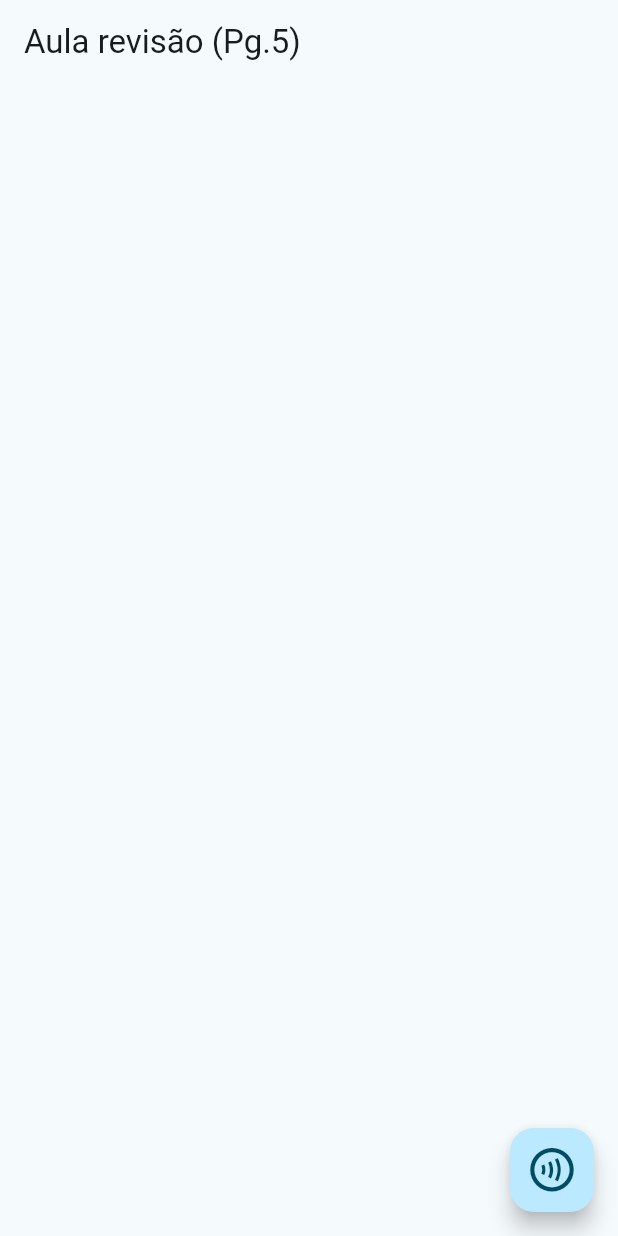
After one commit to mucasantos/flutter_pet_adopt, a Flutter app: the screen it shows after launch, on a phone screen of 412 x 824 dp. The commit adds this screen. Run offline on Flutter 3.47's test engine with Material 3 defaults, Android fonts, the phone set to English and light mode, and no system bars; our stand-ins replace carousel_slider.

Commit message:
aula de revisao sobre http connect e atualizar a tela com setstate

```diff
--- a/lib/main.dart
+++ b/lib/main.dart
@@ -1,6 +1,7 @@
 import 'package:flutter/material.dart';
 import 'package:flutter_pet_adopt/services/constants.dart';
 import 'package:flutter_pet_adopt/view/login_screen.dart';
+import 'package:flutter_pet_adopt/view/revisao/review_apicall.dart';
 
 void main() {
   runApp(const MyApp());
@@ -26,7 +27,7 @@ class MyApp extends StatelessWidget {
         useMaterial3: true,
         splashFactory: NoSplash.splashFactory,
       ),
-      home:  LoginScreen(),
+      home:  const ReviewApiCall(),
     );
   }
 }
--- a/lib/services/constants.dart
+++ b/lib/services/constants.dart
@@ -1,6 +1,7 @@
 import 'package:flutter/material.dart';
 
-const String serverAddress = 'petadopt.onrender.com';
+//const String serverAddress = 'petadopt.onrender.com';
+const String serverAddress = 'rickandmortyapi.com';
 
 const String logoImage = 'assets/images/logo.png';
 const String faceImage = 'assets/images/facebook.png';
--- a/lib/services/http_connect.dart
+++ b/lib/services/http_connect.dart
@@ -4,19 +4,25 @@ import 'package:flutter_pet_adopt/services/constants.dart';
 import 'package:http/http.dart' as http;
 
 class HttpConnect {
-  static Future<Map<String, dynamic>> getData({required String endpoint}) async {
-    var url = Uri.https(serverAddress, endpoint);
+  static Future<Map<String, dynamic>> getData({
+    required String endpoint,
+    required int page,
+  }) async {
+
+    Map<String, dynamic> params = {"page": page.toString()};
+    //var url = Uri.https(serverAddress, endpoint);
+    var url = Uri.https(serverAddress, endpoint, params);
+
     var client = http.Client();
 
     try {
       var response = await client.get(url);
-      print( "HTTP Connect==>");
-      return jsonDecode(response.body);
+       return jsonDecode(response.body);
     } catch (e) {
-      print(e);
+      rethrow;
     }
 
-    return {};
+    //return {};
   }
 
   static Future<Map<String, dynamic>> postData(
@@ -31,13 +37,11 @@ class HttpConnect {
           'Content-Type': 'application/json; charset=UTF-8',
         },
         body: body);
-  //decodificar e transf em json
-    var decodedResponse = jsonDecode(response.body); // TRansforma String em Json
+    //decodificar e transf em json
+    var decodedResponse =
+        jsonDecode(response.body); // TRansforma String em Json
 
-    var result = {
-      'data': decodedResponse,
-      'statusCode': response.statusCode
-    };
+    var result = {'data': decodedResponse, 'statusCode': response.statusCode};
 
     return result; //String json
   }
--- a/lib/view/dashboard_screen.dart
+++ b/lib/view/dashboard_screen.dart
@@ -64,12 +64,12 @@ class _DashBoardScreenState extends State<DashBoardScreen> {
         actions: [
           IconButton(
               onPressed: () async {
-                var response = await HttpConnect.getData(endpoint: "/pet/pets");
+               // var response = await HttpConnect.getData(endpoint: "/pet/pets");
                 print("response==> PETS");
                 //Map (json)
 
                 setState(() {
-                    serverPets = Pets.fromJson(response);
+                  //  serverPets = Pets.fromJson(response);
                 });
 
               },
--- /dev/null
+++ b/lib/view/revisao/model_ricky.dart
@@ -0,0 +1,191 @@
+import 'dart:convert';
+
+class ModelRicky {
+    Info info;
+    List<Result> results;
+
+    ModelRicky({
+        required this.info,
+        required this.results,
+    });
+
+    factory ModelRicky.fromRawJson(String str) => ModelRicky.fromJson(json.decode(str));
+
+    String toRawJson() => json.encode(toJson());
+
+    factory ModelRicky.fromJson(Map<String, dynamic> json) => ModelRicky(
+        info: Info.fromJson(json["info"]),
+        results: List<Result>.from(json["results"].map((x) => Result.fromJson(x))),
+    );
+
+    Map<String, dynamic> toJson() => {
+        "info": info.toJson(),
+        "results": List<dynamic>.from(results.map((x) => x.toJson())),
+    };
+}
+
+class Info {
+    int count;
+    int pages;
+    String next;
+    dynamic prev;
+
+    Info({
+        required this.count,
+        required this.pages,
+        required this.next,
+        required this.prev,
+    });
+
+    factory Info.fromRawJson(String str) => Info.fromJson(json.decode(str));
+
+    String toRawJson() => json.encode(toJson());
+
+    factory Info.fromJson(Map<String, dynamic> json) => Info(
+        count: json["count"],
+        pages: json["pages"],
+        next: json["next"],
+        prev: json["prev"],
+    );
+
+    Map<String, dynamic> toJson() => {
+        "count": count,
+        "pages": pages,
+        "next": next,
+        "prev": prev,
+    };
+}
+
+class Result {
+    int id;
+    String name;
+    Status status;
+    Species ? species;
+    String type;
+    Gender? gender;
+    Location origin;
+    Location location;
+    String image;
+    List<String> episode;
+    String url;
+    DateTime created;
+
+    Result({
+        required this.id,
+        required this.name,
+        required this.status,
+         this.species,
+        required this.type,
+         this.gender,
+        required this.origin,
+        required this.location,
+        required this.image,
+        required this.episode,
+        required this.url,
+        required this.created,
+    });
+
+    factory Result.fromRawJson(String str) => Result.fromJson(json.decode(str));
+
+    String toRawJson() => json.encode(toJson());
+
+    factory Result.fromJson(Map<String, dynamic> json) => Result(
+        id: json["id"],
+        name: json["name"],
+        status: statusValues.map[json["status"]]!,
+       species: speciesValues.map[json["species"]],
+        type: json["type"],
+        gender: genderValues.map[json["gender"]],
+        origin: Location.fromJson(json["origin"]),
+        location: Location.fromJson(json["location"]),
+        image: json["image"],
+        episode: List<String>.from(json["episode"].map((x) => x)),
+        url: json["url"],
+        created: DateTime.parse(json["created"]),
+    );
+
+    Map<String, dynamic> toJson() => {
+        "id": id,
+        "name": name,
+        "status": statusValues.reverse[status],
+        "species": speciesValues.reverse[species],
+        "type": type,
+        "gender": genderValues.reverse[gender],
+        "origin": origin.toJson(),
+        "location": location.toJson(),
+        "image": image,
+        "episode": List<dynamic>.from(episode.map((x) => x)),
+        "url": url,
+        "created": created.toIso8601String(),
+    };
+}
+
+enum Gender {
+    FEMALE,
+    MALE,
+    UNKNOWN
+}
+
+final genderValues = EnumValues({
+    "Female": Gender.FEMALE,
+    "Male": Gender.MALE,
+    "unknown": Gender.UNKNOWN
+});
+
+class Location {
+    String name;
+    String url;
+
+    Location({
+        required this.name,
+        required this.url,
+    });
+
+    factory Location.fromRawJson(String str) => Location.fromJson(json.decode(str));
+
+    String toRawJson() => json.encode(toJson());
+
+    factory Location.fromJson(Map<String, dynamic> json) => Location(
+        name: json["name"],
+        url: json["url"],
+    );
+
+    Map<String, dynamic> toJson() => {
+        "name": name,
+        "url": url,
+    };
+}
+
+enum Species {
+    ALIEN,
+    HUMAN
+}
+
+final speciesValues = EnumValues({
+    "Alien": Species.ALIEN,
+    "Human": Species.HUMAN
+});
+
+enum Status {
+    ALIVE,
+    DEAD,
+    UNKNOWN
+}
+
+final statusValues = EnumValues({
+    "Alive": Status.ALIVE,
+    "Dead": Status.DEAD,
+    "unknown": Status.UNKNOWN
+});
+
+class EnumValues<T> {
+    Map<String, T> map;
+    late Map<T, String> reverseMap;
+
+    EnumValues(this.map);
+
+    Map<T, String> get reverse {
+        reverseMap = map.map((k, v) => MapEntry(v, k));
+        return reverseMap;
+    }
+}
--- /dev/null
+++ b/lib/view/revisao/review_apicall.dart
@@ -0,0 +1,72 @@
+import 'package:flutter/material.dart';
+import 'package:flutter_pet_adopt/services/http_connect.dart';
+import 'package:flutter_pet_adopt/view/revisao/model_ricky.dart';
+import 'package:flutter_pet_adopt/view/revisao/widget_ricky.dart';
+
+class ReviewApiCall extends StatefulWidget {
+  const ReviewApiCall({super.key});
+
+  @override
+  State<ReviewApiCall> createState() => _ReviewApiCallState();
+}
+
+class _ReviewApiCallState extends State<ReviewApiCall> {
+  List<Result>? rickDataList;
+  int page = 5;
+
+  @override
+  Widget build(BuildContext context) {
+    return SafeArea(
+      child: Scaffold(
+        appBar: AppBar(
+          title:  Text("Aula revisão (Pg.$page)"),
+        ),
+        body: Center(
+          child: Column(
+            children: [
+              if (rickDataList != null)
+                Expanded(
+                  child: GridView.builder(
+                      padding: const EdgeInsets.all(12.0),
+                      gridDelegate:
+                          const SliverGridDelegateWithFixedCrossAxisCount(
+                        crossAxisCount: 2,
+                        crossAxisSpacing: 5,
+                        mainAxisSpacing: 5,
+                        childAspectRatio: 0.80,
+                      ),
+                      itemCount:
+                          rickDataList?.length, //passar o tam da minha lista!
+                      itemBuilder: (BuildContext context, int index) {
+                        return WidgetRicky(rickNMorty: rickDataList![index]);
+                      }),
+                ),
+            ],
+          ),
+        ),
+        floatingActionButton: FloatingActionButton(
+          onPressed: () async {
+            var dataResult = await HttpConnect.getData(
+              endpoint: "api/character/", page: page
+            );
+
+            ModelRicky rickData = ModelRicky.fromJson(dataResult);
+
+            setState(() {
+              if (page <= rickData.info.pages){
+                page++;
+              }
+
+              rickDataList = rickData.results;
+            });
+
+          },
+          child: const Icon(
+            Icons.contactless_outlined,
+            size: 35,
+          ),
+        ),
+      ),
+    );
+  }
+}
--- /dev/null
+++ b/lib/view/revisao/widget_ricky.dart
@@ -0,0 +1,34 @@
+import 'package:flutter/material.dart';
+import 'package:flutter_pet_adopt/view/revisao/model_ricky.dart';
+
+class WidgetRicky extends StatelessWidget {
+  const WidgetRicky({
+    super.key,
+    required this.rickNMorty,
+  });
+
+  final Result rickNMorty;
+
+  @override
+  Widget build(BuildContext context) {
+    return Container(
+      height: 220,
+      width: 120,
+      color: Colors.blue,
+      child: Column(
+        children: [
+          Expanded(child: Image.network(rickNMorty.image, fit: BoxFit.fill,)),
+          Padding(
+            padding: const EdgeInsets.all(8.0),
+            child: Column(
+              children: [
+                Text(rickNMorty.name),
+                Text(rickNMorty.status.toString())
+              ],
+            ),
+          )
+        ],
+      ),
+    );
+  }
+}
```
